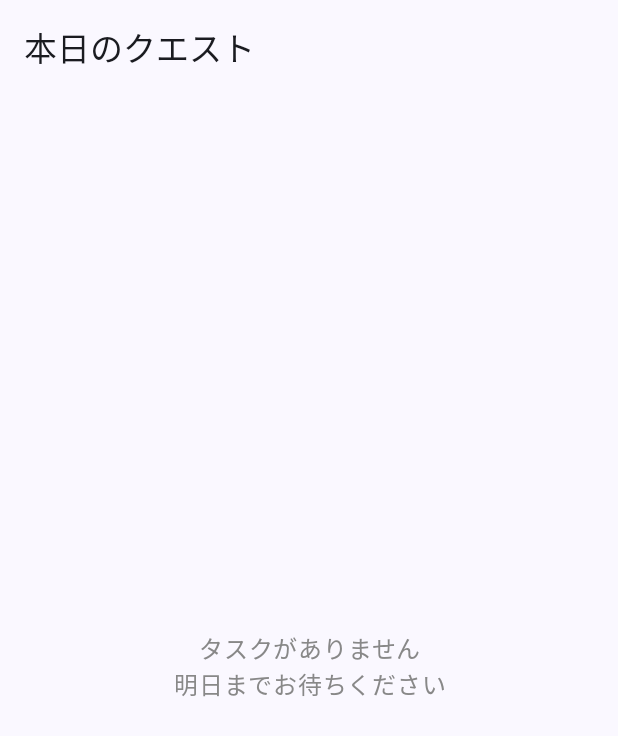
After one commit to dice-2004/Giiku-1-T16, an Android app built with Jetpack Compose: the composable TodoScreen shown on its own in the app's theme, on a phone screen of 412 x 824 dp. The commit adds this screen. Shown: the top 736 px of the screen. Run offline under Robolectric (Android 15) with nearby library versions, the phone set to English and light mode, and no system bars.

Commit message:
Add files via upload

```diff
--- a/app/src/main/AndroidManifest.xml
+++ b/app/src/main/AndroidManifest.xml
@@ -1,7 +1,6 @@
 <?xml version="1.0" encoding="utf-8"?>
 <manifest xmlns:android="http://schemas.android.com/apk/res/android"
     xmlns:tools="http://schemas.android.com/tools">
-
     <application
         android:allowBackup="true"
         android:dataExtractionRules="@xml/data_extraction_rules"
@@ -10,13 +9,14 @@
         android:label="@string/app_name"
         android:roundIcon="@mipmap/ic_launcher_round"
         android:supportsRtl="true"
-        android:theme="@style/Theme.AndroidApp"
+        android:theme="@style/Theme.AndroidApp.Light.DarkActionBar"
         tools:targetApi="31">
+
         <activity
             android:name=".MainActivity"
             android:exported="true"
             android:label="@string/app_name"
-            android:theme="@style/Theme.AndroidApp">
+            android:theme="@style/Theme.AppCompat.Light">
             <intent-filter>
                 <action android:name="android.intent.action.MAIN" />
 
--- /dev/null
+++ b/app/src/main/java/com/example/androidapp/userinterface/TodoScreen.kt
@@ -0,0 +1,86 @@
+package com.example.androidapp.userinterface
+
+import androidx.compose.foundation.layout.*
+import androidx.compose.foundation.lazy.LazyColumn
+import androidx.compose.foundation.lazy.items
+import androidx.compose.material.icons.Icons
+import androidx.compose.material.icons.filled.Add
+import androidx.compose.material3.*
+import androidx.compose.runtime.*
+import androidx.compose.ui.Alignment
+import androidx.compose.ui.Modifier
+import androidx.compose.ui.graphics.Color
+import androidx.compose.ui.text.style.TextAlign
+import androidx.compose.ui.unit.dp
+import androidx.lifecycle.viewmodel.compose.viewModel
+import com.example.androidapp.userinterface.AddTodoDialog
+import com.example.androidapp.userinterface.TodoItem
+import com.example.androidapp.viewmodel.TodoViewModel
+
+@OptIn(ExperimentalMaterial3Api::class)
+@Composable
+fun TodoScreen() {
+    val viewModel: TodoViewModel = viewModel()
+    var showDialog by remember { mutableStateOf(false) }
+
+    if (showDialog) {
+        AddTodoDialog(
+            onDismiss = { showDialog = false },
+            onConfirm = { title, description ->
+                viewModel.addTodo(title, description)
+            }
+        )
+    }
+
+    Scaffold(
+
+        topBar = {
+            TopAppBar(
+                title = { Text("本日のクエスト") }
+            )
+        },
+
+/*
+        floatingActionButton = {
+            FloatingActionButton(
+                onClick = { showDialog = true }
+            ) {
+                Icon(Icons.Default.Add, contentDescription = "タスクを追加")
+            }
+        }
+
+
+ */
+    ) { paddingValues ->
+        if (viewModel.todos.isEmpty()) {
+            Box(
+                modifier = Modifier
+                    .fillMaxSize()
+                    .padding(paddingValues),
+                contentAlignment = Alignment.Center
+            ) {
+                Text(
+                    text = "タスクがありません\n明日までお待ちください",
+                    textAlign = TextAlign.Center,
+                    color = Color.Gray
+                )
+            }
+        } else {
+            LazyColumn(
+                modifier = Modifier
+                    .fillMaxSize()
+                    .padding(paddingValues)
+                    .padding(16.dp)
+            ) {
+                items(viewModel.todos) { todo ->
+                    TodoItem(
+                        todo = todo,
+                        onToggle = { viewModel.toggleTodoStatus(todo.id) },
+                        onDelete = { viewModel.deleteTodo(todo.id) }
+                    )
+                    Spacer(modifier = Modifier.height(8.dp))
+                }
+            }
+        }
+    }
+}
--- a/app/src/main/res/values/strings.xml
+++ b/app/src/main/res/values/strings.xml
@@ -1,3 +1,3 @@
 <resources>
-    <string name="app_name">android app</string>
+    <string name="app_name">Mootiva</string>
 </resources>
--- a/app/src/main/res/values/themes.xml
+++ b/app/src/main/res/values/themes.xml
@@ -1,5 +1,9 @@
 <?xml version="1.0" encoding="utf-8"?>
 <resources>
 
-    <style name="Theme.AndroidApp" parent="android:Theme.Material.Light.NoActionBar" />
+    <style name="Theme.AndroidApp.Light.DarkActionBar" parent="android:Theme.Material.Light.NoActionBar">
+        <item name="colorPrimary">#6200EE</item>
+        <item name="colorPrimaryDark">#3700B3</item>
+        <item name="colorAccent">#03DAC5</item>
+    </style>
 </resources>
```
Also changed, not shown: app/build.gradle.kts (+9 -1 lines), app/src/main/java/com/example/androidapp/MainActivity.kt (+11 -31 lines), app/src/main/java/com/example/androidapp/QuestFragment.kt (deleted, +0 -15 lines), app/src/main/java/com/example/androidapp/StoryFragment.kt (deleted, +0 -18 lines), app/src/main/java/com/example/androidapp/model/TodoItem.kt (added, +8 -0 lines), app/src/main/java/com/example/androidapp/userinterface/AddTodoDialog.kt (added, +57 -0 lines), app/src/main/java/com/example/androidapp/userinterface/TodoItem.kt (added, +67 -0 lines), app/src/main/java/com/example/androidapp/viewmodel/TodoViewModel.kt (added, +29 -0 lines).
